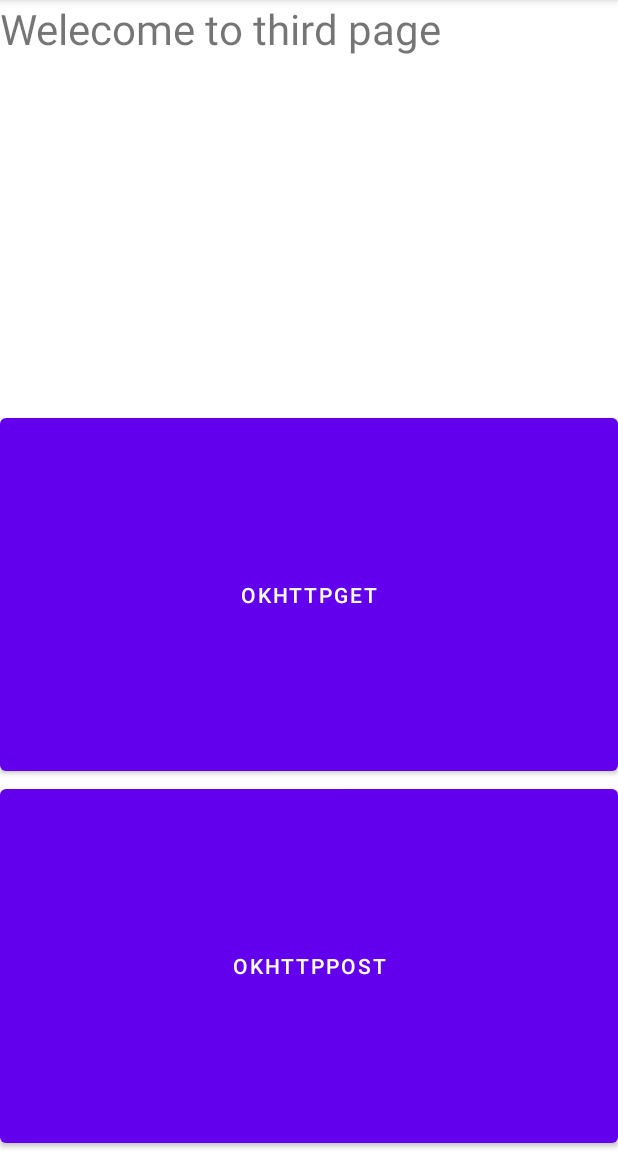
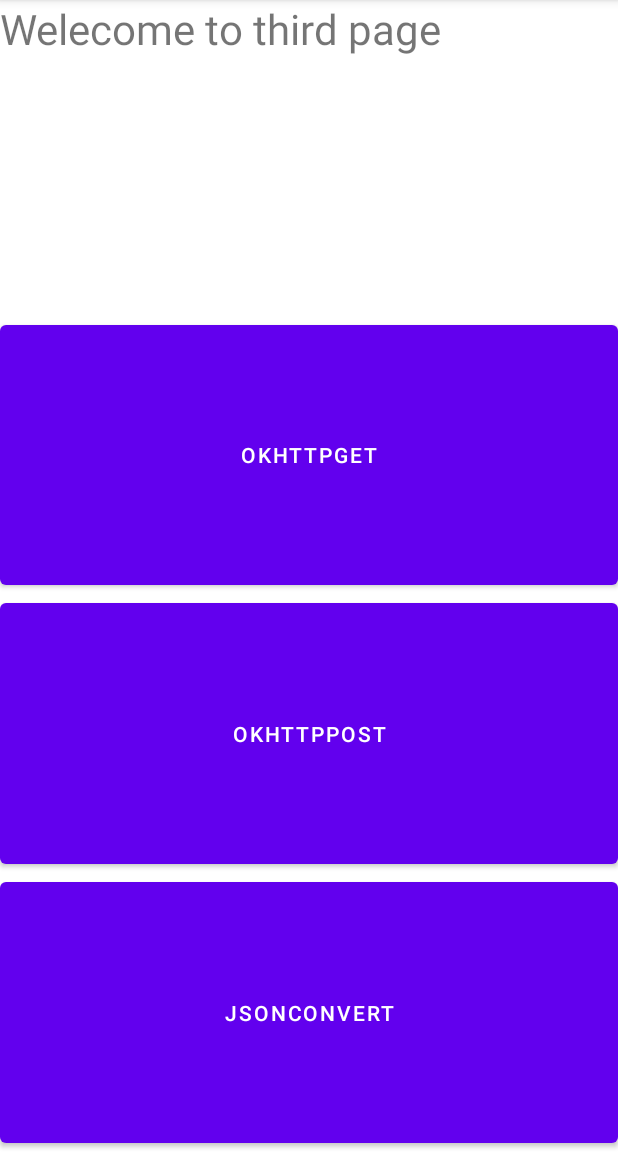
Before and after one commit to HAYU9013/IndoorPosition-Kotlin, an Android app: the ThirdPageActivity screen opened directly, with no data from a screen before it, on a phone screen of 412 x 824 dp, the part 84-1236 px from its top. Run offline under Robolectric (Android 15) with nearby library versions, the phone set to English and light mode, and no system bars.

Commit message:
feat: Json convert

```diff
--- a/app/src/main/res/layout/third_page.xml
+++ b/app/src/main/res/layout/third_page.xml
@@ -28,4 +28,12 @@
         android:onClick="OkHttpPostFun"
         android:text="OkHttpPost" />
 
+    <Button
+        android:id="@+id/JsonConvert"
+        android:layout_width="match_parent"
+        android:layout_height="wrap_content"
+        android:layout_weight="1"
+        android:onClick="JsonConvert"
+        android:text="JsonConvert" />
+
 </LinearLayout>
```
Also changed, not shown: app/src/main/java/com/example/gscindoorposition/ThirdPageActivity.kt (+18 -0 lines).
